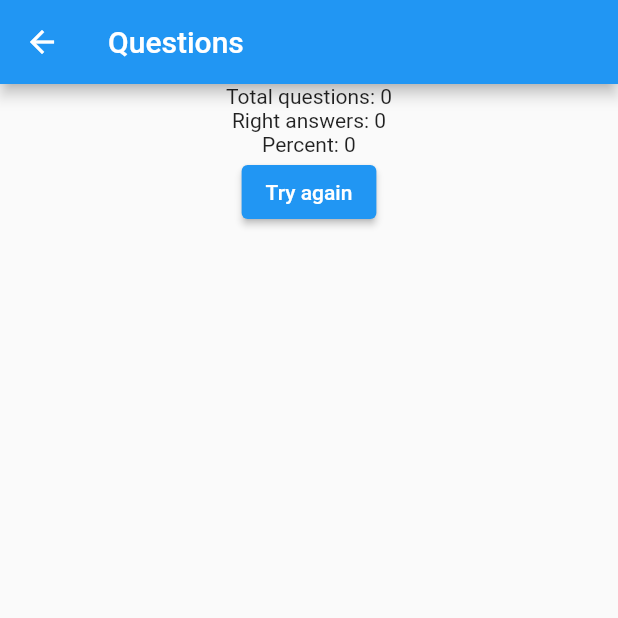
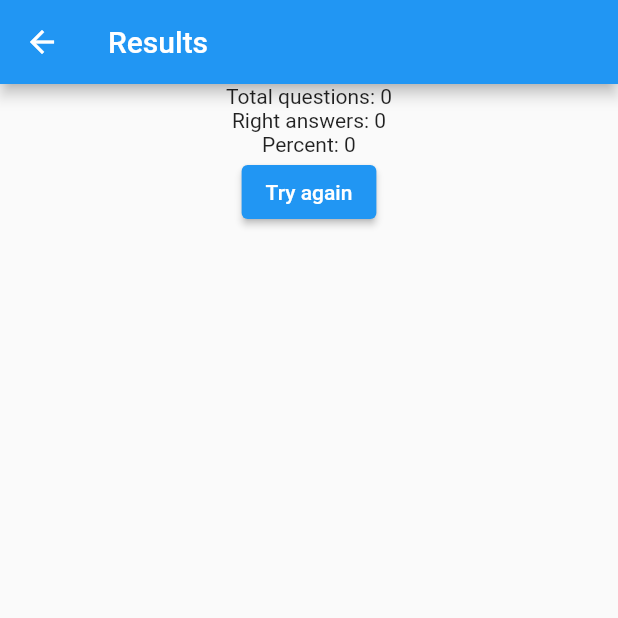
Before and after one commit to roman-dezhin/quiz_flutter, a Flutter app: the ResultsPage screen opened directly with empty values, on a phone screen of 412 x 824 dp, the top half of it. Run offline on Flutter 3.47's test engine with Material 2 defaults, Android fonts, the phone set to English and light mode, and no system bars.

Commit message:
extract strings into static constants

```diff
--- /dev/null
+++ b/lib/Strings.dart
@@ -0,0 +1,11 @@
+class Strings {
+  static const String appTitle = 'Quiz';
+  static const String questionsPageTitle = 'Questions';
+  static const String nextButtonTitle = 'Next';
+  static const String resultsPageTitle = 'Results';
+  static const String totalQuestions = 'Total questions: ';
+  static const String rightAnswers = 'Right answers: ';
+  static const String percents = 'Percent: ';
+  static const String tryAgainButtonTitle = 'Try again';
+  static const String startButtonTitle = 'Start';
+}
--- a/lib/main.dart
+++ b/lib/main.dart
@@ -2,6 +2,7 @@ import 'package:flutter/material.dart';
 import 'package:flutter_quiz/questionsPage.dart';
 import 'package:flutter_quiz/resultsPage.dart';
 import 'package:flutter_quiz/startPage.dart';
+import 'Strings.dart';
 
 void main() {
   runApp(QuizApp());
@@ -11,12 +12,12 @@ class QuizApp extends StatelessWidget {
   @override
   Widget build(BuildContext context) {
     return MaterialApp(
-      title: 'Quiz',
+      title: Strings.appTitle,
       theme: ThemeData(
         primarySwatch: Colors.blue,
       ),
       routes: <String, WidgetBuilder> {
-        '/': (BuildContext context) => StartPage(title: 'Quiz'),
+        StartPage.routeName: (BuildContext context) => StartPage(title: Strings.appTitle),
         QuestionsPage.routeName: (BuildContext context) => QuestionsPage(),
         ResultsPage.routeName: (BuildContext context) => ResultsPage(),
       },
--- a/lib/questionsPage.dart
+++ b/lib/questionsPage.dart
@@ -3,6 +3,7 @@ import 'dart:async';
 import 'package:flutter/foundation.dart';
 import 'package:flutter/material.dart';
 import 'package:flutter/services.dart';
+import 'package:flutter_quiz/Strings.dart';
 import 'package:flutter_quiz/question.dart';
 import 'package:flutter_quiz/resultArguments.dart';
 import 'package:flutter_quiz/resultsPage.dart';
@@ -30,7 +31,7 @@ class _QuestionsPageState extends State<QuestionsPage> {
   Widget build(BuildContext context) {
     return Scaffold(
       appBar: AppBar(
-        title: Text('Questions'),
+        title: Text(Strings.questionsPageTitle),
       ),
       body: _questions.isNotEmpty
           ? Column(
@@ -72,7 +73,7 @@ class _QuestionsPageState extends State<QuestionsPage> {
                 ));
           }
         },
-        child: Text('Next'));
+        child: Text(Strings.nextButtonTitle));
   }
 
   Widget answerButton(int index) {
--- a/lib/resultsPage.dart
+++ b/lib/resultsPage.dart
@@ -1,4 +1,5 @@
 import 'package:flutter/material.dart';
+import 'package:flutter_quiz/Strings.dart';
 import 'package:flutter_quiz/resultArguments.dart';
 import 'package:flutter_quiz/startPage.dart';
 
@@ -12,19 +13,19 @@ class ResultsPage extends StatelessWidget {
     final args = ModalRoute.of(context)!.settings.arguments as ResultArguments;
     return Scaffold(
         appBar: AppBar(
-          title: Text('Questions'),
+          title: Text(Strings.resultsPageTitle),
         ),
         body: Center(
           child: Column(
               children: [
-                Text('Total questions: ${args.totalQuestions}'),
-                Text('Right answers: ${args.rightAnswers}'),
-                Text('Percent: ${args.percents}'),
+                Text(Strings.totalQuestions + args.totalQuestions.toString()),
+                Text(Strings.rightAnswers + args.rightAnswers.toString()),
+                Text(Strings.percents + args.percents.toString()),
                 ElevatedButton(
                     onPressed: () {
                       Navigator.popAndPushNamed(context, StartPage.routeName);
                     },
-                    child: Text('Try again')),
+                    child: Text(Strings.tryAgainButtonTitle)),
               ],
             ),
         ),
--- a/lib/startPage.dart
+++ b/lib/startPage.dart
@@ -1,4 +1,5 @@
 import 'package:flutter/material.dart';
+import 'package:flutter_quiz/Strings.dart';
 import 'package:flutter_quiz/questionsPage.dart';
 
 class StartPage extends StatelessWidget {
@@ -19,7 +20,7 @@ class StartPage extends StatelessWidget {
           onPressed: () {
             Navigator.pushNamed(context, QuestionsPage.routeName);
           },
-          child: const Text('Start'),
+          child: const Text(Strings.startButtonTitle),
         ),
       ),
     );
```
